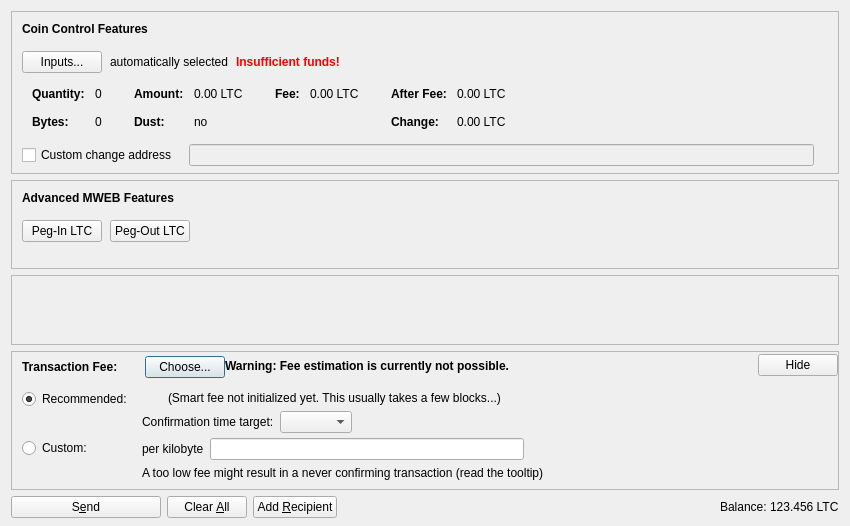
Old version of the form src/qt/forms/sendcoinsdialog.ui in the repository ltc-mweb/litecoin.
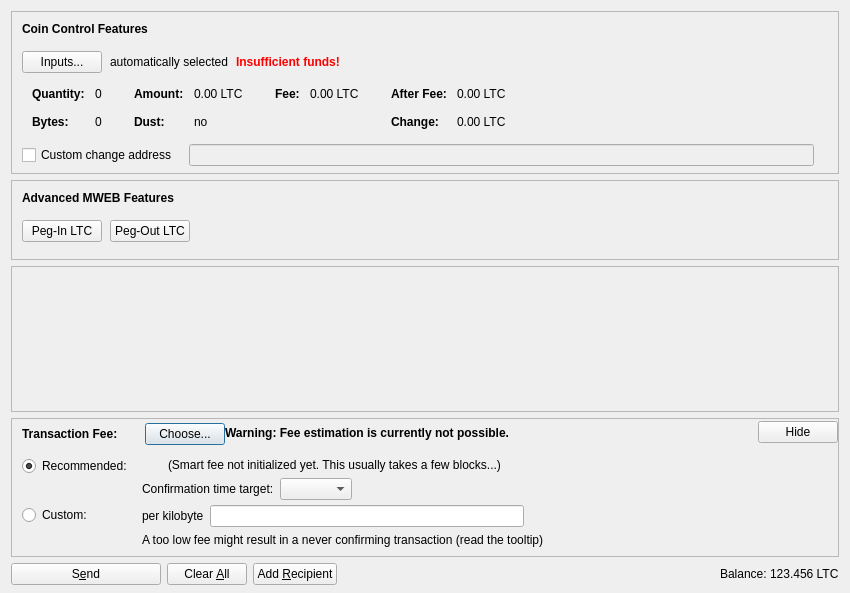
New version of the form. Icons and pictures are not drawn. Custom widgets are drawn as their Qt base class.

The edit to the form file:
```diff
--- a/src/qt/forms/sendcoinsdialog.ui
+++ b/src/qt/forms/sendcoinsdialog.ui
@@ -7,13 +7,13 @@
     <x>0</x>
     <y>0</y>
     <width>850</width>
-    <height>526</height>
+    <height>593</height>
    </rect>
   </property>
   <property name="windowTitle">
    <string>Send Coins</string>
   </property>
-  <layout class="QVBoxLayout" name="verticalLayout" stretch="0,1,0,0">
+  <layout class="QVBoxLayout" name="verticalLayout" stretch="0,0,1,0,0">
    <property name="bottomMargin">
     <number>8</number>
    </property>
```
